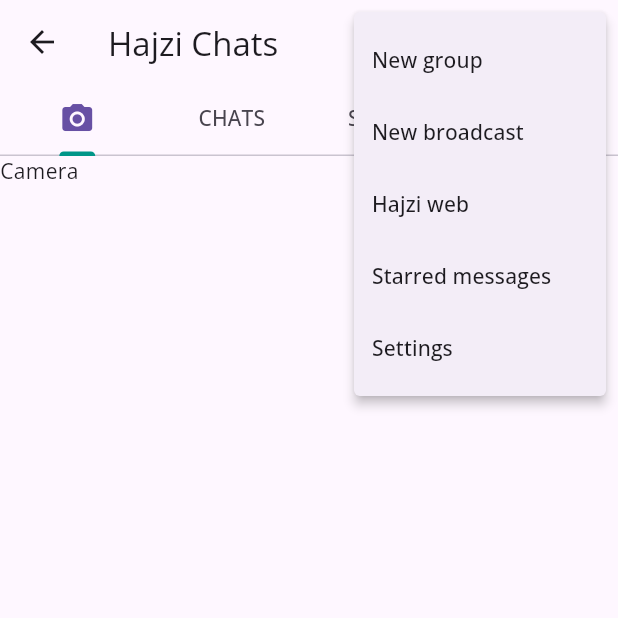
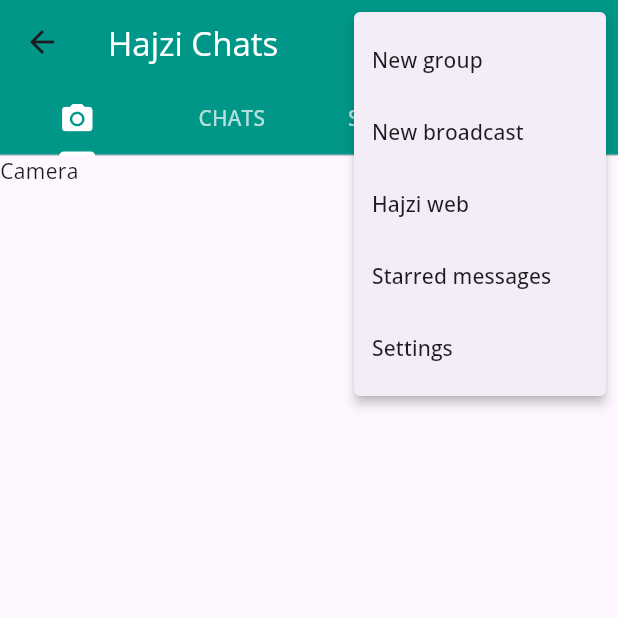
Before and after one commit to AbdallahKhayat/Hajzi_Flutter, a Flutter app: the ChatScreen screen opened directly, after a tap on the "more vert" icon, on a phone screen of 412 x 824 dp, the top half of it. Run offline on Flutter 3.47's test engine with Material 3 defaults, Android fonts, the phone set to English and light mode, and no system bars; our stand-ins replace carousel_slider, dio, firebase_auth, firebase_core, flutter_colorpicker, flutter_secure_storage and 6 more; missing offline and left inert: flutter_facebook_auth, flutter_stripe; accounts and stored records are empty; generated files the repository leaves out were written again.

Commit message:
Fix colors

```diff
--- a/lib/Screen/chatscreen.dart
+++ b/lib/Screen/chatscreen.dart
@@ -19,50 +19,53 @@ class _ChatScreenState extends State<ChatScreen> with SingleTickerProviderStateM
   }
   @override
   Widget build(BuildContext context) {
+    return ValueListenableBuilder<Color>(
+      valueListenable: appColorNotifier,
+      builder: (context, appColor, child) {
         return Scaffold(
           appBar: AppBar(
-        title: Text("Hajzi Chats"),
+            backgroundColor: appColor,
+            title: const Text("Hajzi Chats", style: TextStyle(color: Colors.white)),
             actions: [
-          IconButton(icon: Icon(Icons.search), onPressed: () {},),
+              IconButton(icon: Icon(Icons.search), color: Colors.white, onPressed: () {}),
               PopupMenuButton<String>(
-              onSelected: (value){
-               // print(value);
+                icon: Icon(Icons.more_vert, color: Colors.white),
+                onSelected: (value) {},
+                itemBuilder: (BuildContext context) {
+                  return const [
+                    PopupMenuItem(value: "New group", child: Text("New group")),
+                    PopupMenuItem(value: "New broadcast", child: Text("New broadcast")),
+                    PopupMenuItem(value: "Hajzi web", child: Text("Hajzi web")),
+                    PopupMenuItem(value: "Starred messages", child: Text("Starred messages")),
+                    PopupMenuItem(value: "Settings", child: Text("Settings")),
+                  ];
                 },
-              itemBuilder: (BuildContext context){
-            return [
-              PopupMenuItem(child: Text("New group"), value: "New group",),
-              PopupMenuItem(child: Text("New broadcast"), value: "New broadcast",),
-              PopupMenuItem(child: Text("Hajzi web"), value: "Hajzi web",),
-              PopupMenuItem(child: Text("Starred messages"), value: "Starred messages",),
-              PopupMenuItem(child: Text("Settings"), value: "Settings",),
-            ];
-          })
+              )
             ],
             bottom: TabBar(
               controller: _controller,
-          indicatorColor: appColor,
-          tabs: [
-            Tab(
-              icon: Icon(Icons.camera_alt),
-            ),
-            Tab(
-              text: "CHATS",
-            ),
-            Tab(
-              text: "STATUS",
-            ),
-            Tab(text: "CALLS",),
+              indicatorColor: Colors.white,
+              labelColor: Colors.white,
+              unselectedLabelColor: Colors.white70,
+              tabs: const [
+                Tab(icon: Icon(Icons.camera_alt)),
+                Tab(text: "CHATS"),
+                Tab(text: "STATUS"),
+                Tab(text: "CALLS"),
               ],
             ),
           ),
           body: TabBarView(
             controller: _controller,
-        children: [
+            children: const [
               Text("Camera"),
-        ChatPage(),
+              Text("Chats"),
               Text("Status"),
               Text("Calls"),
-      ],),
+            ],
+          ),
+        );
+      },
     );
   }
 }
--- a/lib/constants.dart
+++ b/lib/constants.dart
@@ -1,3 +1,4 @@
 import 'package:flutter/material.dart';
 
 Color appColor = Colors.teal; // Default color
+ValueNotifier<Color> appColorNotifier = ValueNotifier<Color>(Colors.teal);
```
Also changed, not shown: lib/Pages/HomePage.dart (+15 -10 lines). Lines whose indentation alone changed are shown as unchanged.
